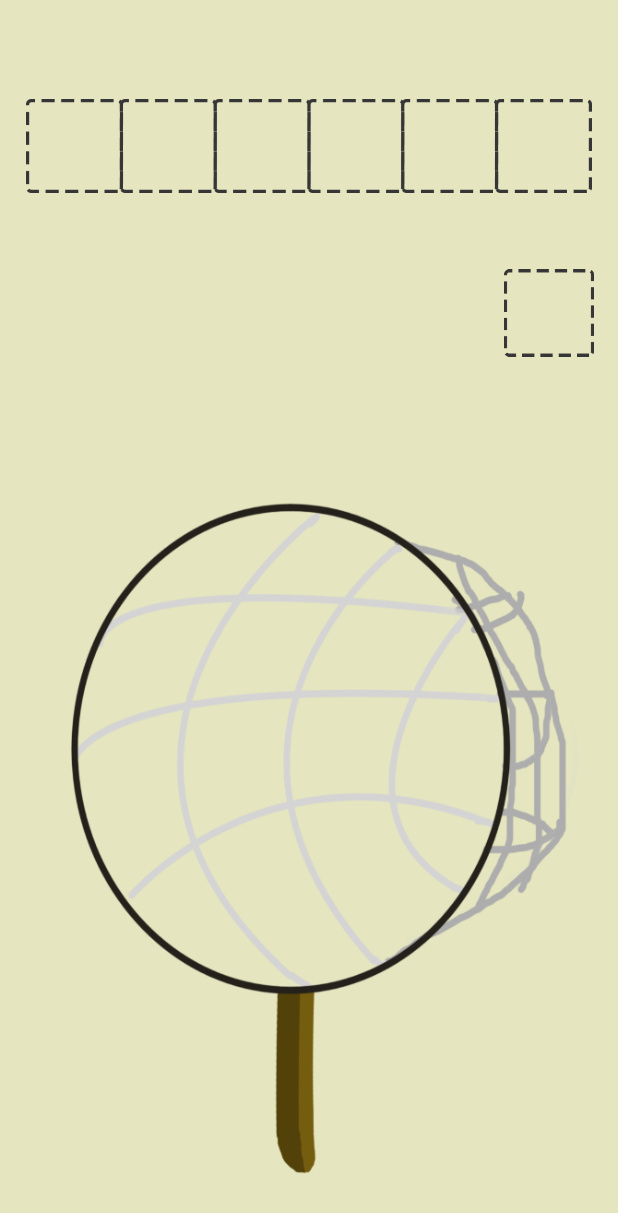
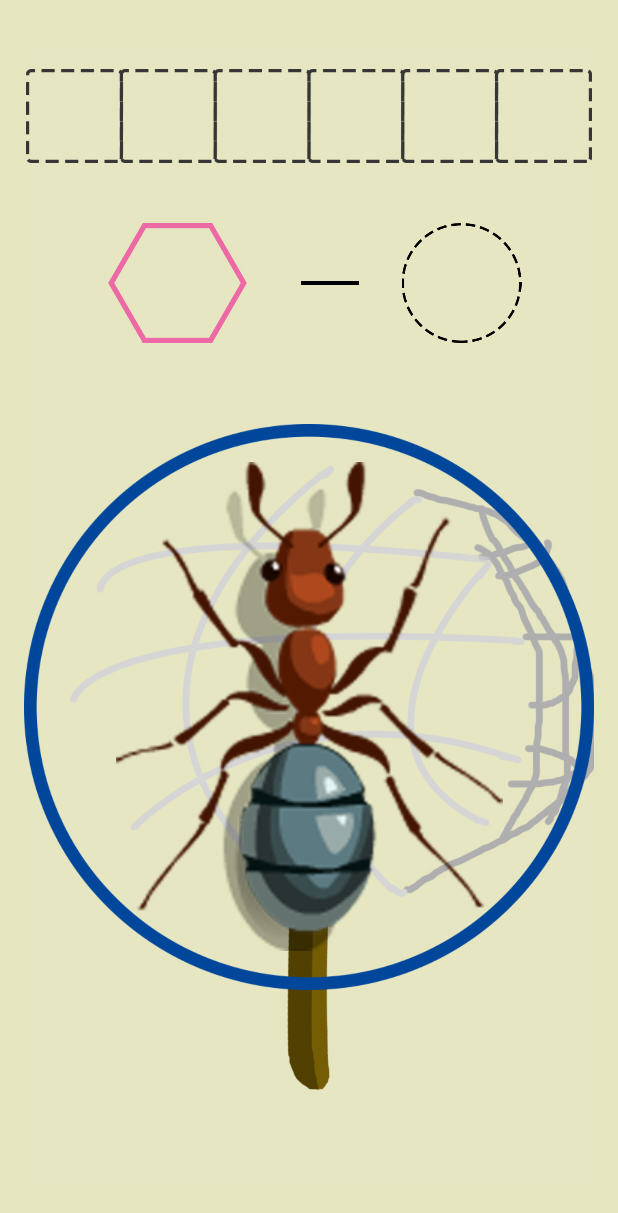
Before and after one commit to moabe/AlfombraApplique, an Android app: the MainActivity screen opened directly, with no data from a screen before it, on a phone screen of 412 x 824 dp. Shown: the top 1213 px of the screen. Run offline under Robolectric (Android 15) with nearby library versions, the light colour scheme and no system bars; 2 statements that could not run were skipped.

Commit message:
new layout

```diff
--- a/app/src/main/java/com/example/moabergsmark/alfombraapplique/MainActivity.java
+++ b/app/src/main/java/com/example/moabergsmark/alfombraapplique/MainActivity.java
@@ -134,7 +134,7 @@ public class MainActivity extends Activity {
         Point size = new Point();
         display.getSize(size);
         Bitmap bmp = Bitmap.createScaledBitmap(BitmapFactory.decodeResource(
-                getResources(), R.drawable.background4),size.x,size.y,true);
+                getResources(), R.drawable.emptybackground),size.x,size.y,true);
 
     /* fill the background ImageView with the resized image */
         ImageView iv_background = (ImageView) findViewById(R.id.iv_background);
@@ -166,7 +166,7 @@ public class MainActivity extends Activity {
 
 
 
-        mExplosionImage = (ImageView) findViewById(R.id.explosion);
+        //mExplosionImage = (ImageView) findViewById(R.id.explosion);
 
 
 
--- a/app/src/main/res/layout/activity_main.xml
+++ b/app/src/main/res/layout/activity_main.xml
@@ -66,8 +66,8 @@
                 android:layout_alignParentStart="true"
                 android:src="@drawable/behaveslots"
                 android:adjustViewBounds="true"
-                android:layout_marginTop="50dp"
-                android:layout_marginBottom="50dp" />
+                android:layout_marginTop="30dp"
+                android:layout_marginBottom="40dp" />
 
             <LinearLayout
                 android:layout_width="match_parent"
@@ -79,7 +79,60 @@
             </LinearLayout>
         </FrameLayout>
 
+        <FrameLayout
+            android:layout_width="fill_parent"
+            android:layout_height="80dp"
+            android:layout_marginLeft="20dp"
+            android:layout_marginRight="20dp">
+            <LinearLayout
+                android:orientation="horizontal"
+                android:layout_width="match_parent"
+                android:layout_height="wrap_content"
+                android:layout_gravity="center">
 
+
+                <FrameLayout
+                    android:layout_width="wrap_content"
+                    android:layout_height="match_parent"
+                    android:layout_weight="2"
+                    >
+                    <ImageView
+                        android:layout_width="match_parent"
+                        android:layout_height="match_parent"
+                        android:src="@drawable/relationmarked" />
+                </FrameLayout>
+
+
+
+
+                <FrameLayout
+                    android:layout_width="wrap_content"
+                    android:layout_height="match_parent"
+                    android:layout_weight="1">
+
+                    <ImageView
+                        android:layout_width="match_parent"
+                        android:layout_height="match_parent"
+                        android:src="@drawable/relationline" />
+
+                </FrameLayout>
+
+
+
+                <ImageView
+                    android:layout_width="wrap_content"
+                    android:layout_height="wrap_content"
+                    android:layout_weight="2"
+                    android:src="@drawable/insectplace" />
+
+
+
+            </LinearLayout>
+
+
+        </FrameLayout>
+
+<!--
         <FrameLayout
             android:layout_width="wrap_content"
             android:layout_height="wrap_content"
@@ -99,11 +152,28 @@
                 android:layout_height="60dp"
                 android:id="@+id/explosion"
                 />
-        </FrameLayout>
+        </FrameLayout>/-->
+
+
+
+
+        <FrameLayout
+            android:layout_width="wrap_content"
+            android:layout_height="wrap_content"
+            android:layout_gravity="center_horizontal"
+            >
+
+
+            <ImageView
+                android:layout_width="match_parent"
+                android:layout_height="match_parent"
+                android:src="@drawable/hov"
+                android:layout_gravity="center_horizontal|top"
+                android:layout_marginLeft="20dp" />
 
             <ImageButton
-            android:layout_width="wrap_content"
-            android:layout_height="wrap_content"
+                android:layout_width="match_parent"
+                android:layout_height="match_parent"
                 android:id="@+id/bug_image_id"
                 android:layout_below="@id/frameLayout"
                 android:layout_alignParentBottom="true"
@@ -111,8 +181,23 @@
                 android:layout_marginBottom="120dp"
                 android:background = "@drawable/button"
                 android:scaleType="centerInside"
-            android:layout_gravity="center_horizontal"
-            android:layout_marginTop="25dp" />
+                android:layout_marginTop="25dp"
+                android:src="@drawable/ant"
+
+                />
+
+            <ImageView
+                android:layout_width="match_parent"
+                android:layout_height="wrap_content"
+                android:id="@+id/bug_circle"
+                android:src="@drawable/circelmarked"
+                android:layout_gravity="center_horizontal|top"
+                android:layout_marginBottom="94dp" />
+
+
+        </FrameLayout>
+
+
 
     </LinearLayout>
 
```
Also changed, not shown: app/src/main/res/drawable/circelmarked.png (added), app/src/main/res/drawable/emptybackground.png (added), app/src/main/res/drawable/hov.png (added), app/src/main/res/drawable/insectplace.png (added), app/src/main/res/drawable/relationline.png (added), app/src/main/res/drawable/relationmarked.png (added). Lines whose indentation alone changed are shown as unchanged.
